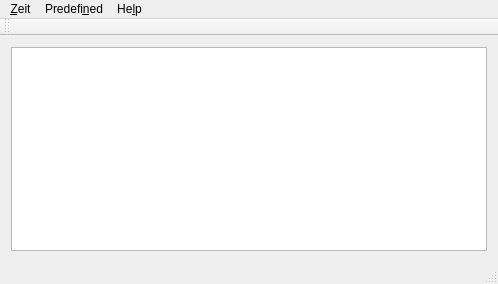
Above: src/mainwindow.ui from loimu/zeit before the change. Below: the same form after it.
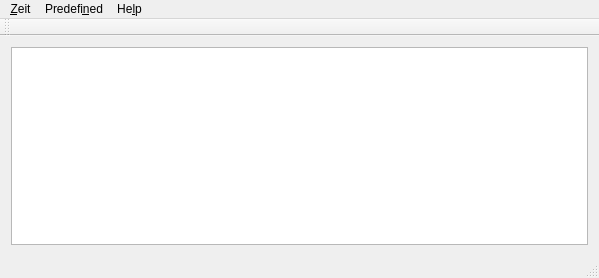
That is the form after the change. Icons and pictures are not drawn.

Commit message: MainWindow: icons added

Patch:
```diff
--- a/src/mainwindow.ui
+++ b/src/mainwindow.ui
@@ -6,8 +6,8 @@
    <rect>
     <x>0</x>
     <y>0</y>
-    <width>498</width>
-    <height>284</height>
+    <width>599</width>
+    <height>278</height>
    </rect>
   </property>
   <property name="windowTitle">
@@ -25,7 +25,7 @@
     <rect>
      <x>0</x>
      <y>0</y>
-     <width>498</width>
+     <width>599</width>
      <height>25</height>
     </rect>
    </property>
```
Left out of the diff: 3 changed lines with no effect on the pictures. The commit also changes 1 other file.
